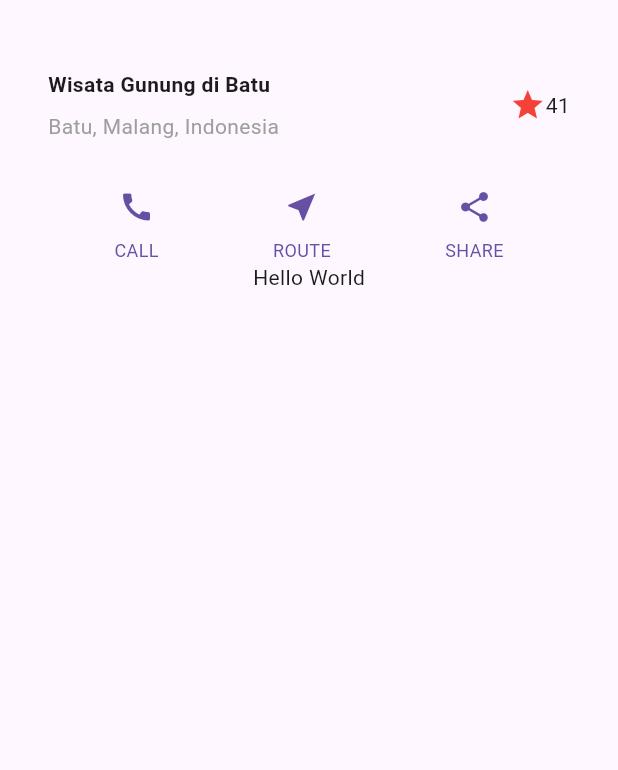
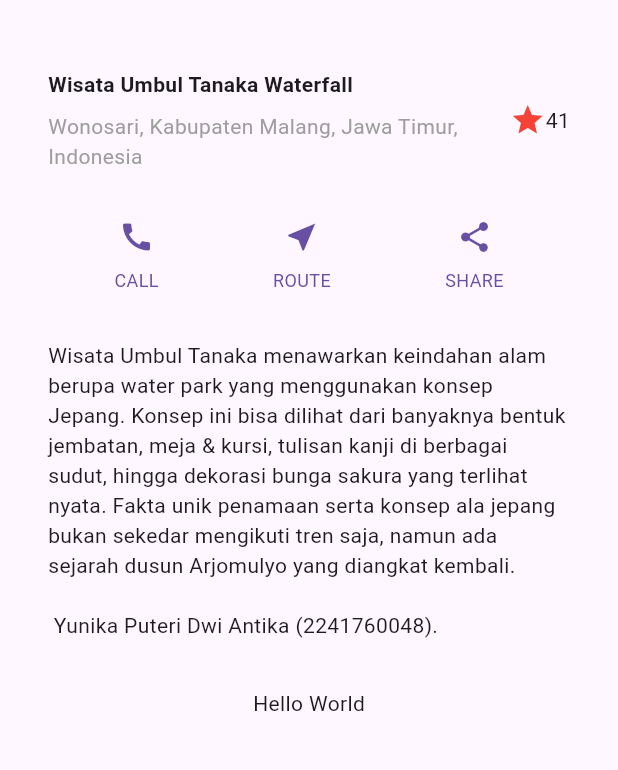
Before and after one commit to yunikaputri/-06-Layout-dan-Navigasi, a Flutter app: the screen it shows after launch, on a phone screen of 412 x 824 dp, the part 63-833 px from its top. Run offline on Flutter 3.47's test engine with Material 3 defaults, Android fonts, the phone set to English and light mode, and no system bars.

Commit message:
Jobsheet 6_Praktikum 3: Implementasi text section

```diff
--- a/lib/main.dart
+++ b/lib/main.dart
@@ -21,7 +21,7 @@ class MyApp extends StatelessWidget {
                 Container(
                   padding: const EdgeInsets.only(bottom: 8.0),
                   child: const Text(
-                    'Wisata Gunung di Batu',
+                    'Wisata Umbul Tanaka Waterfall',
                     style: TextStyle(
                       fontWeight: FontWeight.bold,
                     ),
@@ -29,7 +29,7 @@ class MyApp extends StatelessWidget {
                 ),
                 // Teks kedua dengan warna abu-abu
                 const Text(
-                  'Batu, Malang, Indonesia',
+                  'Wonosari, Kabupaten Malang, Jawa Timur, Indonesia',
                   style: TextStyle(
                     color: Colors.grey,
                   ),
@@ -83,6 +83,19 @@ class MyApp extends StatelessWidget {
       ],
     );
 
+    Widget textSection = Container(
+      padding: const EdgeInsets.all(32), // Padding di semua sisi
+      child: const Text(
+        'Wisata Umbul Tanaka menawarkan keindahan alam berupa water park yang menggunakan konsep Jepang. '
+        'Konsep ini bisa dilihat dari banyaknya bentuk jembatan, meja & kursi, tulisan kanji di berbagai sudut, hingga dekorasi bunga sakura yang terlihat nyata. '
+        'Fakta unik penamaan serta konsep ala jepang bukan sekedar mengikuti tren saja, namun ada sejarah dusun Arjomulyo yang diangkat kembali. '
+        '\n '
+        '\n '
+        'Yunika Puteri Dwi Antika (2241760048). ',
+        softWrap: true,
+      ),
+    );
+
     return MaterialApp(
       title: 'Flutter layout: Yunika Puteri Dwi Antika (2241760048)',
       home: Scaffold(
@@ -93,7 +106,8 @@ class MyApp extends StatelessWidget {
         body: Column(
           children: [
             titleSection, // Menampilkan titleSection
-            buttonSection, // Menambahkan buttonSection
+            buttonSection, // Menampilkan buttonSection
+            textSection, // Menampilkan textSection
             const Center(
               child: Text('Hello World'),
             ),
```
Also changed, not shown: assets/praktikum3.png (added), 1 other file.
